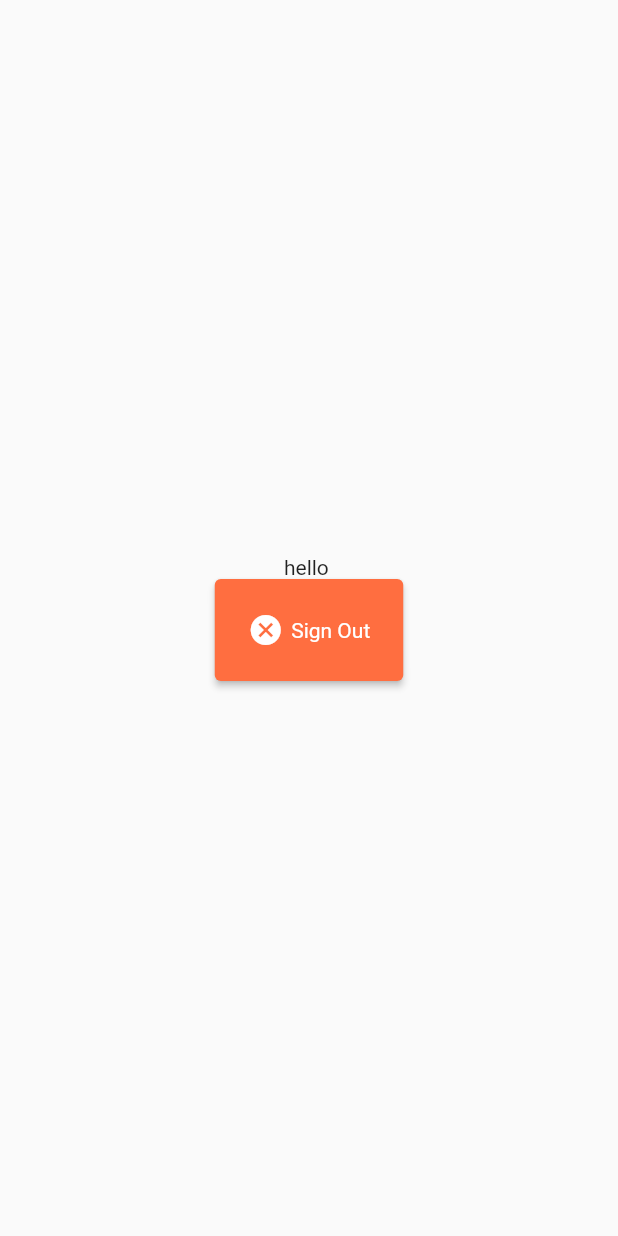
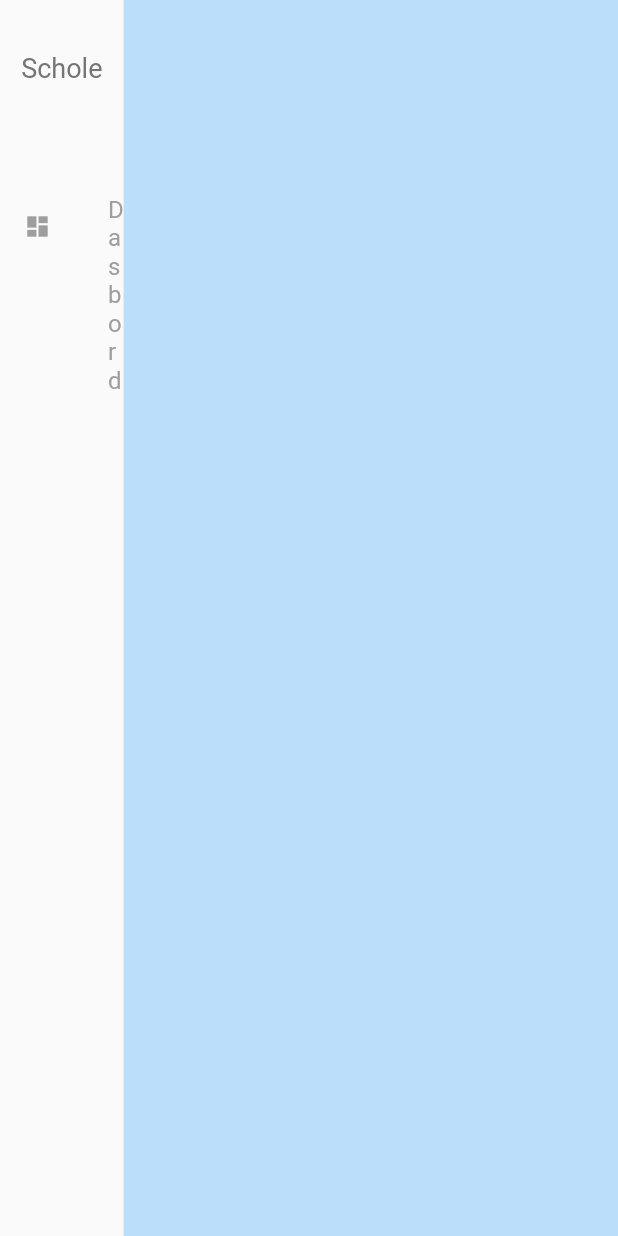
Before and after one commit to mahdinaghikhanii/School_Management, a Flutter app: the Dashboard screen opened directly, on a phone screen of 412 x 824 dp. Run offline on Flutter 3.47's test engine with Material 2 defaults, Android fonts, the phone set to English and light mode, and no system bars; our stand-ins replace flutter_bloc, rxdart, shared_preferences; accounts and stored records are empty.

Commit message:
createa and add Dashbord and Sibart and user Info and Createa widgets MWatring And MSideBarItem and edit extension.dart name

```diff
--- a/lib/main.dart
+++ b/lib/main.dart
@@ -3,7 +3,7 @@ import 'package:flutter_bloc/flutter_bloc.dart';
 
 import 'bloc/blocstate.dart';
 import 'bloc/userbloc.dart';
-import 'screan/dashbord.dart';
+import 'screan/dashbord/dashbord.dart';
 import 'screan/login.dart';
 
 void main() {
--- a/lib/repository/userrepository.dart
+++ b/lib/repository/userrepository.dart
@@ -2,7 +2,7 @@ import '../model/user.dart';
 
 class UsersRepository {
   static Future<User> authenticate(String mobile, String password) async {
-    return await Future.delayed(const Duration(seconds: 3)).then((value) {
+    return await Future.delayed(const Duration(seconds: 1)).then((value) {
       if (mobile == "2" && password == "1") {
         Map<String, dynamic> _res = {
           "id": 1,
@@ -21,7 +21,7 @@ class UsersRepository {
   }
 
   static Future<User> userVerifyByToken(String token) async {
-    return await Future.delayed(const Duration(seconds: 3)).then((value) {
+    return await Future.delayed(const Duration(seconds: 1)).then((value) {
       if (token == "0E984725-C51C-4BF4-9960-E1C80E27ABA0") {
         Map<String, dynamic> _res = {
           "id": 1,
--- a/lib/screan/dashbord.dart
+++ /dev/null
@@ -1,27 +0,0 @@
-import 'package:flutter/material.dart';
-import 'package:schoolmanagement/module/estension.dart';
-import 'package:schoolmanagement/module/widgets.dart';
-
-class Dashboard extends StatelessWidget {
-  const Dashboard({Key? key}) : super(key: key);
-
-  @override
-  Widget build(BuildContext context) {
-    return Scaffold(
-      body: SafeArea(
-          child: Column(
-        mainAxisSize: MainAxisSize.min,
-        children: [
-          "hello ${context.user!.family}".toLabel(),
-          MButton(
-            type: ButtonType.cancel,
-            onTap: () {
-              context.userBloc.signOut();
-            },
-            title: "Sign Out",
-          )
-        ],
-      )).center,
-    );
-  }
-}
--- /dev/null
+++ b/lib/screan/dashbord/dashbord.dart
@@ -0,0 +1,24 @@
+import 'package:flutter/material.dart';
+
+import 'sidbar.dart';
+import 'usereinfo.dart';
+import 'package:schoolmanagement/module/extension.dart';
+
+class Dashboard extends StatelessWidget {
+  const Dashboard({Key? key}) : super(key: key);
+
+  @override
+  Widget build(BuildContext context) {
+    return Scaffold(
+        body: SafeArea(
+            child: Row(
+      children: [
+        SidBar(),
+        Container(
+          color: Colors.blue.shade100,
+        ).expanded,
+        UserInfo()
+      ],
+    )));
+  }
+}
--- /dev/null
+++ b/lib/screan/dashbord/sidbar.dart
@@ -0,0 +1,37 @@
+import 'package:flutter/material.dart';
+
+import '../../module/extension.dart';
+
+class SidBar extends StatelessWidget {
+  const SidBar({Key? key}) : super(key: key);
+
+  @override
+  Widget build(BuildContext context) {
+    return Container(
+      width: context.width * 0.2 > 250 ? 250 : context.width * 0.2,
+      child: Column(
+        children: [
+          const SizedBox(
+            height: 35,
+          ),
+          'Schole'.toLabel(fontsize: 18, color: Colors.grey.shade600),
+          const SizedBox(
+            height: 70,
+          ),
+          ListTile(
+            onTap: () {},
+            hoverColor: Colors.blueAccent,
+            title: 'Dasbord'.toLabel(
+              color: Colors.grey.shade500,
+            ),
+            leading: Icon(
+              Icons.dashboard,
+              size: 18,
+              color: Colors.grey.shade500,
+            ),
+          )
+        ],
+      ),
+    );
+  }
+}
```
Also changed, not shown: lib/module/widgets.dart (+20 -1 lines), lib/screan/dashbord/usereinfo.dart (added, +10 -0 lines), lib/screan/login.dart (+4 -16 lines), lib/module/extension.dart (renamed from lib/module/estension.dart).
